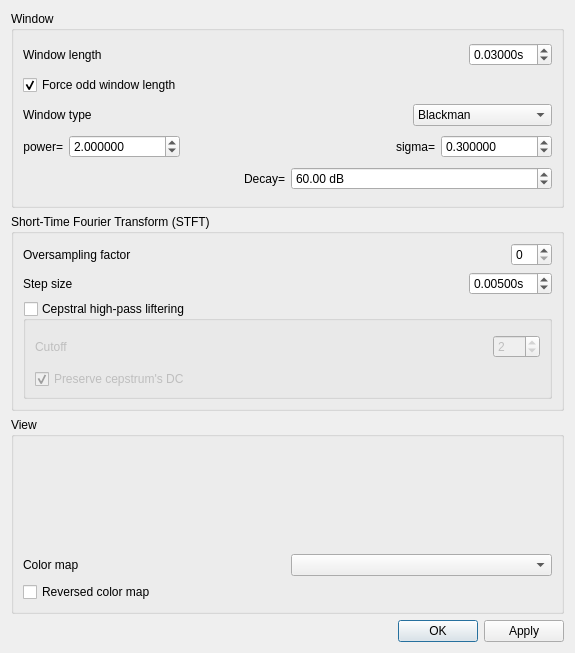
Old version of the form src/gvspectrogramwdialogsettings.ui in the repository gillesdegottex/dfasma.
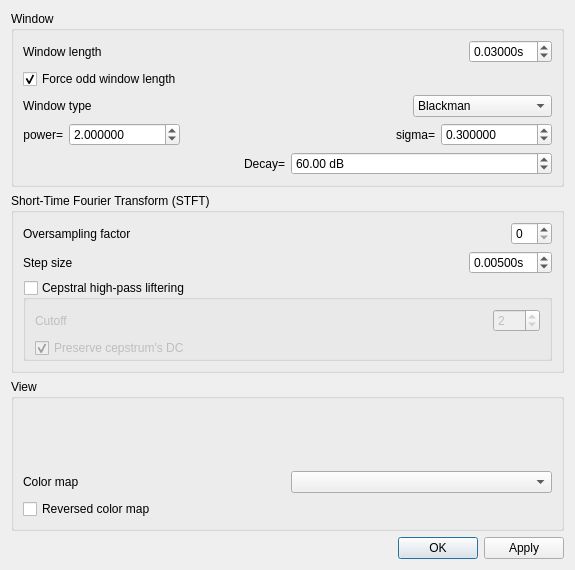
New version of the form.

```diff
--- a/src/gvspectrogramwdialogsettings.ui
+++ b/src/gvspectrogramwdialogsettings.ui
@@ -7,7 +7,7 @@
     <x>0</x>
     <y>0</y>
     <width>575</width>
-    <height>653</height>
+    <height>570</height>
    </rect>
   </property>
   <property name="windowTitle">
```
